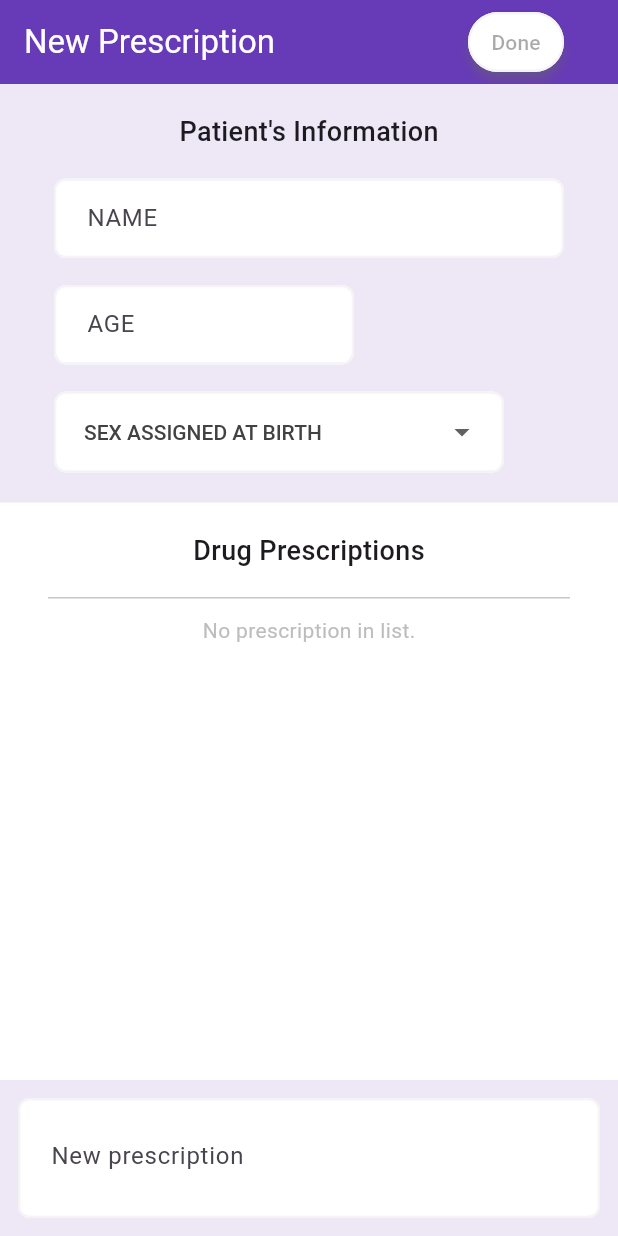
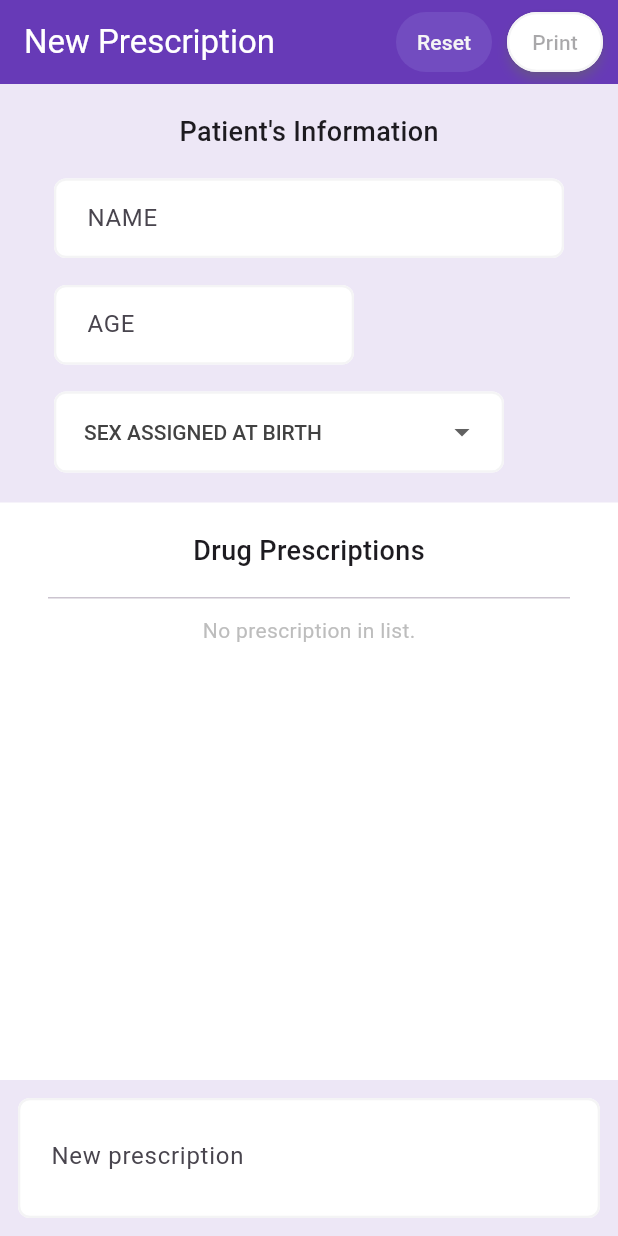
Before and after one commit to hijacque/Rx-Pro, a Flutter app: the _DesktopBody screen opened directly, on a phone screen of 412 x 824 dp. Run offline on Flutter 3.47's test engine with Material 3 defaults, Android fonts, the light colour scheme and no system bars; our stand-ins replace pdf, printing.

Commit message:
feat[patient info]: use inputted patient info in prescription form pdf file

```diff
--- a/lib/pages/new-prescription-page.dart
+++ b/lib/pages/new-prescription-page.dart
@@ -124,11 +124,17 @@ class _MobileBodyState extends State<_MobileBody> {
             child: TextButton(
               onPressed: (_isPrescriptionValid())
                   ? () async {
+                      setState(() {
+                        _prescriptionFieldFocusNode.unfocus();
+                      });
                       final isClosed = await Navigator.push(
                         context,
                         MaterialPageRoute(
                           builder: (context) => PrescriptionPreviewPage(
                             prescriptions: _prescriptions,
+                            patientName: _nameFieldController.value.text,
+                            patientAge: _ageFieldController.value.text,
+                            patientSex: _patientsSex ?? 'N/A',
                           ),
                         ),
                       );
@@ -347,10 +353,11 @@ class _MobileBodyState extends State<_MobileBody> {
                       : 'Updated prescription',
                   suffix: (_selectedPrescriptionIndex < 0)
                       ? TextButton(
-                          onPressed: (_prescriptionFieldController.value.text.isEmpty)
-                              ? null
-                              : () => _addPrescription(
-                                  _prescriptionFieldController.value.text),
+                          onPressed:
+                              (_prescriptionFieldController.value.text.isEmpty)
+                                  ? null
+                                  : () => _addPrescription(
+                                      _prescriptionFieldController.value.text),
                           child: const Text('Add'),
                         )
                       : TextButton(
@@ -386,6 +393,9 @@ class _DesktopBodyState extends State<_DesktopBody> {
   String? _patientsSex;
 
   void _addPrescription(String prescription) {
+    if (_prescriptionFieldController.text.isEmpty) {
+      return;
+    }
     setState(() {
       _prescriptions.add(prescription);
       _prescriptionFieldController.clear();
@@ -430,6 +440,17 @@ class _DesktopBodyState extends State<_DesktopBody> {
     return _prescriptions.isNotEmpty && isPatientInfoComplete;
   }
 
+  void _clearPrescription() {
+    setState(() {
+      _prescriptions.clear();
+      _prescriptionFieldController.clear();
+      _selectedPrescriptionIndex = -1;
+      _nameFieldController.clear();
+      _ageFieldController.clear();
+      _patientsSex = null;
+    });
+  }
+
   @override
   Widget build(BuildContext context) {
     return Scaffold(
@@ -440,23 +461,43 @@ class _DesktopBodyState extends State<_DesktopBody> {
           style: TextStyle(color: Colors.white),
         ),
         actions: [
+          TextButton(
+            style: TextButton.styleFrom(
+              backgroundColor: PURPLE.withAlpha(70),
+              foregroundColor: LIGHT,
+              disabledForegroundColor: LIGHT.withAlpha(90),
+              padding: const EdgeInsets.symmetric(horizontal: 8),
+            ),
+            onPressed: _clearPrescription,
+            child: const Text('Reset'),
+          ),
           Padding(
-            padding: const EdgeInsets.only(right: 36),
+            padding: const EdgeInsets.symmetric(horizontal: 10),
             child: TextButton(
               onPressed: (_isPrescriptionValid())
                   ? () async {
-                      Navigator.push(
+                      setState(() {
+                        _prescriptionFieldFocusNode.unfocus();
+                      });
+                      final isClosed = await Navigator.push(
                         context,
                         MaterialPageRoute(
                           builder: (context) => PrescriptionPreviewPage(
                             prescriptions: _prescriptions,
+                            patientName: _nameFieldController.value.text,
+                            patientAge: _ageFieldController.value.text,
+                            patientSex: _patientsSex ?? 'N/A',
                           ),
                         ),
                       );
+
+                      if (isClosed != null && isClosed) {
+                        _clearPrescription();
+                      }
                     }
                   : null,
               style: lightButtonStyle,
-              child: const Text('Done'),
+              child: const Text('Print'),
             ),
           ),
         ],
@@ -545,15 +586,15 @@ class _DesktopBodyState extends State<_DesktopBody> {
                               value: _patientsSex,
                               items: const [
                                 DropdownMenuItem(
-                                  value: 'F',
+                                  value: 'FEMALE',
                                   child: Text('FEMALE'),
                                 ),
                                 DropdownMenuItem(
-                                  value: 'M',
+                                  value: 'MALE',
                                   child: Text('MALE'),
                                 ),
                                 DropdownMenuItem(
-                                  value: 'I',
+                                  value: 'INTERSEX',
                                   child: Text('INTERSEX'),
                                 ),
                               ],
@@ -652,14 +693,18 @@ class _DesktopBodyState extends State<_DesktopBody> {
                     _updatePrescription();
                   }
                 },
+                onChanged: (text) => setState(() {}),
                 decoration: lightTextFieldStyle.copyWith(
                   hintText: (_selectedPrescriptionIndex < 0)
                       ? 'New prescription'
                       : 'Updated prescription',
                   suffix: (_selectedPrescriptionIndex < 0)
                       ? TextButton(
-                          onPressed: () => _addPrescription(
-                              _prescriptionFieldController.value.text),
+                          onPressed:
+                              (_prescriptionFieldController.value.text.isEmpty)
+                                  ? null
+                                  : () => _addPrescription(
+                                      _prescriptionFieldController.value.text),
                           child: const Text('Add'),
                         )
                       : TextButton(
```
